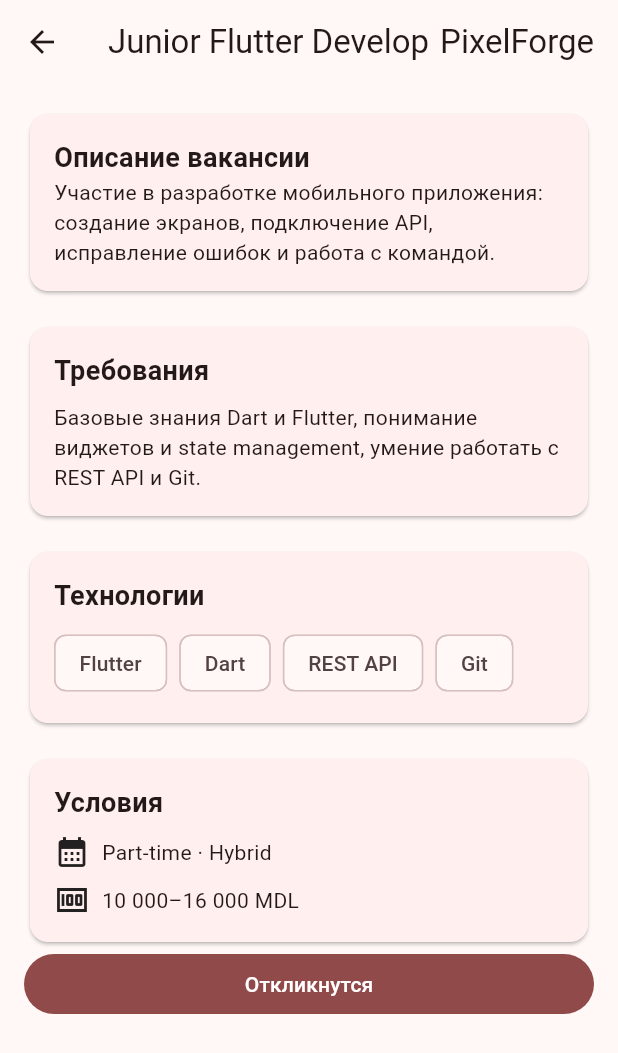
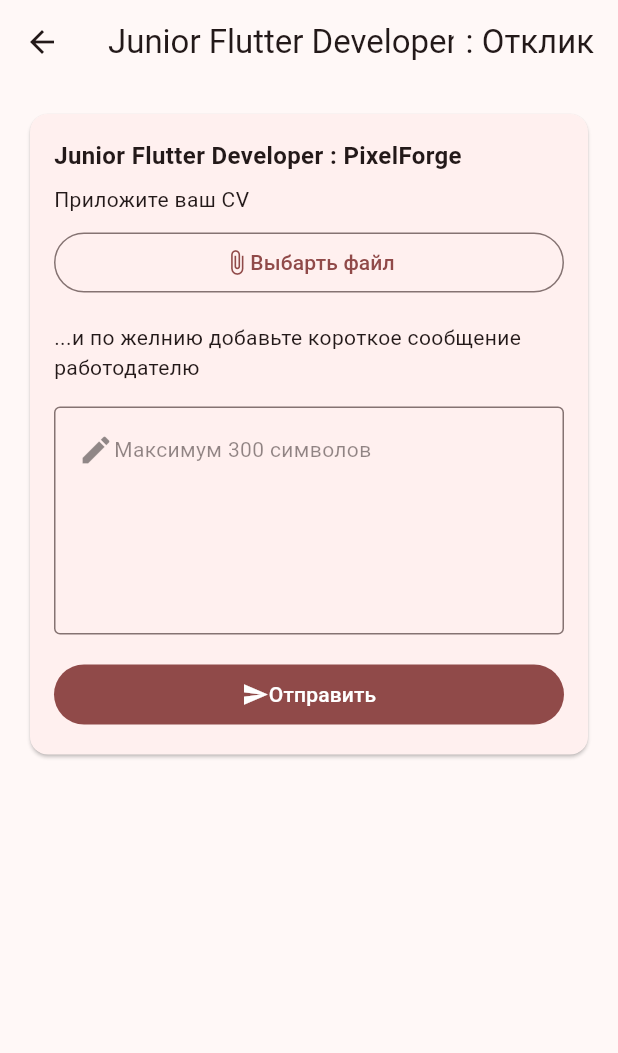
Before and after one commit to sloperator911/slop, a Flutter app: the JobDetails screen opened directly with sample values from the repository, after a tap on "Откликнутся", on a phone screen of 412 x 824 dp. Shown: the top 1053 px of the screen. Run offline on Flutter 3.47's test engine with Material 3 defaults, Android fonts, the phone set to English and light mode, and no system bars; drawn by our look-alikes of text_scroll; missing offline and left inert: file_selector.

Commit message:
nav from jobdetails; application form basic page

```diff
--- a/lib/screens/application_form.dart
+++ b/lib/screens/application_form.dart
@@ -1,10 +1,104 @@
+import 'package:blowjobboard/data/mog_data.dart';
+import 'package:file_selector/file_selector.dart';
 import 'package:flutter/material.dart';
+import 'package:text_scroll/text_scroll.dart';
 
-class MyWidget extends StatelessWidget {
-  const new({super.key});
+class ApplicationForm extends StatelessWidget {
+  const ApplicationForm({
+    super.key,
 
+    required this.job
+    });
+
+    final JobPost job;
   @override
   Widget build(BuildContext context) {
-    return const Placeholder();
+    return Scaffold(
+      appBar: AppBar(
+        title: Row(
+          children: [
+            Expanded(
+              child: TextScroll(
+                job.title,
+                mode: TextScrollMode.endless,
+                pauseBetween: Duration(seconds: 1),
+                ),
+              ),
+              const SizedBox(width: 8,),
+              Text(": Отклик")
+          ],
+        ),
+      ),
+      body: ListView(
+        padding: const EdgeInsets.all(16),
+        children: [
+          Card(
+            child:
+              Padding(padding: const EdgeInsets.all(16),
+                child: Form(
+                  child: Column(
+                    crossAxisAlignment: CrossAxisAlignment.start,
+                    children: [
+                      Text(
+                        "${job.title} : ${job.company}",
+                        style: TextStyle(fontSize: 16, fontWeight: FontWeight.bold),
+                        ),
+                      SizedBox(height: 8,),
+                      Text("Приложите ваш CV"),
+                      SizedBox(height: 8,),
+                      OutlinedButton(
+                        onPressed: () async {
+                          final file = await openFile();
+                          print("*****************${file?.name}");
+                        },
+                        child: Row(
+                          mainAxisAlignment: MainAxisAlignment.center,
+                          children: [
+                            Icon(Icons.attach_file),
+                            Text("Выбарть файл")
+                          ],
+                        ),
+                      ),
+                      SizedBox(height: 16,),
+                      Text("...и по желнию добавьте короткое сообщение работодателю"),
+                      SizedBox(height: 16,),
+                      TextFormField(
+                        decoration: InputDecoration(
+                          hint: Opacity(
+                            opacity: 0.5,
+                            child: Row(
+                              children: [
+                                Icon(Icons.edit),
+                                Text("Максимум 300 символов",),
+                                ],
+                              ),
+                            ),
+                          border: OutlineInputBorder()
+                          ),
+                        minLines: 5,
+                        maxLines: 5,
+                        ),
+                      SizedBox(height: 16,),
+                      FilledButton(
+                        onPressed: (){},
+                        child: Row(
+                          mainAxisAlignment: MainAxisAlignment.center,
+                          children: [
+                            Icon(Icons.send),
+                            Text("Отправить")
+                          ],
+                        ),
+                      ),
+
+                    ],
+                  ),
+                ),
+              ),
+
+          )
+        ],
+
+      ),
+    );
   }
 }
--- a/lib/screens/jobdetails.dart
+++ b/lib/screens/jobdetails.dart
@@ -1,4 +1,5 @@
 import 'package:blowjobboard/data/mog_data.dart';
+import 'package:blowjobboard/screens/application_form.dart';
 import 'package:blowjobboard/widgets/job_salary.dart';
 import 'package:blowjobboard/widgets/job_sched.dart';
 import 'package:flutter/material.dart';
@@ -104,7 +105,12 @@
               ),
             ),
           ),
-          FilledButton(onPressed: () {}, child: Text("Откликнутся")),
+          FilledButton(onPressed: () {
+            Navigator.push(
+              context,
+              MaterialPageRoute(builder: (_)=>ApplicationForm(job: job))
+              );
+          }, child: Text("Откликнутся")),
         ],
       ),
     );
--- a/pubspec.yaml
+++ b/pubspec.yaml
@@ -35,6 +35,7 @@
   # The following adds the Cupertino Icons font to your application.
   # Use with the CupertinoIcons class for iOS style icons.
   cupertino_icons: ^1.0.8
+  file_selector: ^1.1.0
 
 dev_dependencies:
   flutter_test:
```
Also changed, not shown: pubspec.lock.
